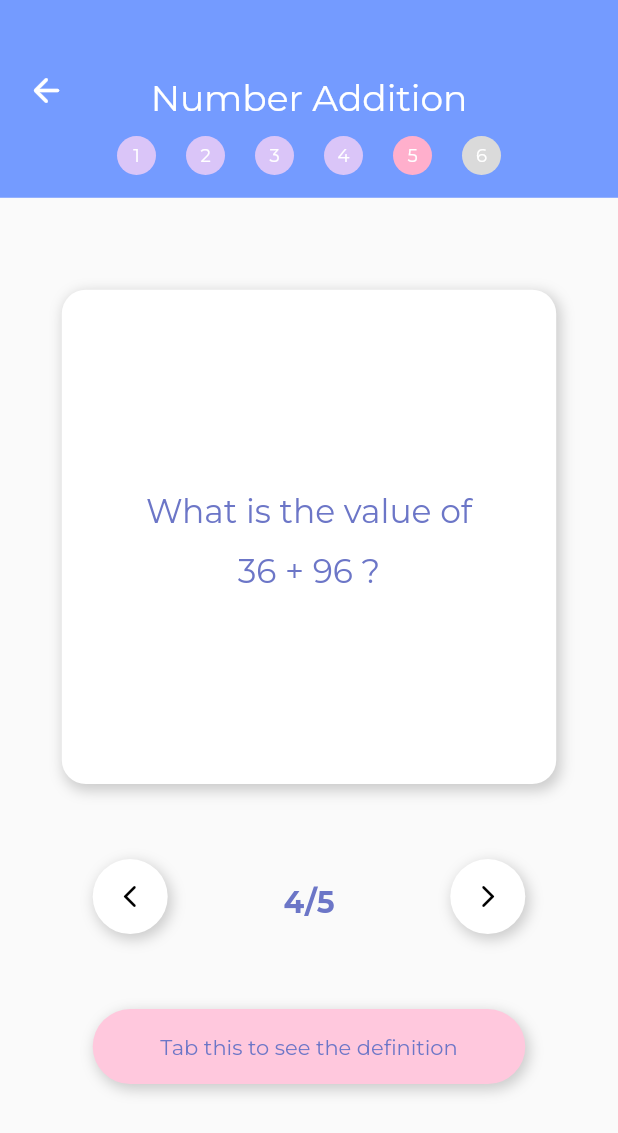
After one commit to JamesJamesJa/rememable, a Flutter app: the PlayFlashcard screen opened directly, on a phone screen of 412 x 824 dp. The commit adds this screen. Shown: the top 1133 px of the screen. Run offline on Flutter 3.47's test engine with Material 2 defaults, Android fonts, the phone set to English and light mode, and no system bars; our stand-ins replace google_fonts.

Commit message:
[ADD] Nav Bar on Play Flashcard Page :hammer:

```diff
--- a/lib/screens/flashcard-details.dart
+++ b/lib/screens/flashcard-details.dart
@@ -1,5 +1,6 @@
 import 'package:flutter/material.dart';
 import 'package:google_fonts/google_fonts.dart';
+import 'package:rememable/screens/play-flashcard.dart';
 // import 'package:kelena/models/user.dart';
 // import 'package:kelena/providers/student.dart';
 // import 'package:kelena/screens/firstCome.dart';
@@ -309,8 +310,10 @@ class _FlashcardDetailsState extends State<FlashcardDetails> {
                             )),
                           ),
                           onTap: () {
-                            // Navigator.pushReplacement(context,
-                            //     MaterialPageRoute(builder: (context) => PreHome()));
+                            Navigator.push(
+                                context,
+                                MaterialPageRoute(
+                                    builder: (context) => PlayFlashcard()));
                           },
                         ),
                         GestureDetector(
--- /dev/null
+++ b/lib/screens/play-flashcard.dart
@@ -0,0 +1,358 @@
+import 'package:flutter/material.dart';
+import 'package:google_fonts/google_fonts.dart';
+// import 'package:kelena/models/user.dart';
+// import 'package:kelena/providers/student.dart';
+// import 'package:kelena/screens/firstCome.dart';
+// import 'package:kelena/screens/instructorTime.dart';
+// import 'package:kelena/widgets/student/dialogAddSchedule.dart';
+// import 'package:provider/provider.dart';
+
+class PlayFlashcard extends StatefulWidget {
+  // final User teacher;
+  // final String id, name, classNow;
+  // final bool fav;
+  // final int index;
+  // final int selectedTabIndex;
+  // final Function changeIndex;
+  const PlayFlashcard({
+    Key key,
+    // this.teacher,
+    // this.id,
+    // this.name,
+    // this.classNow,
+    // this.fav,
+    // this.index,
+    // this.selectedTabIndex,
+    // this.changeIndex,
+  }) : super(key: key);
+  @override
+  _PlayFlashcardState createState() => _PlayFlashcardState();
+}
+
+class _PlayFlashcardState extends State<PlayFlashcard> {
+  Widget build(BuildContext context) {
+    int flashcardLength = 6;
+    // int flashcardLength = 20;
+    return Scaffold(
+      body: Container(
+        height: MediaQuery.of(context).size.height,
+        color: Color(0xFFFAFAFA),
+        child: Column(
+          children: [
+            Container(
+              height: MediaQuery.of(context).size.height * 0.16,
+              width: MediaQuery.of(context).size.width,
+              color: Color(0xFF749BFF),
+              child: Column(
+                children: [
+                  Row(
+                    // mainAxisAlignment: MainAxisAlignment.spaceAround,
+                    children: [
+                      Container(
+                        height: MediaQuery.of(context).size.height * 0.11,
+                        width: MediaQuery.of(context).size.width * 0.15,
+                        padding: EdgeInsets.only(top: 30.0, left: 0.0),
+                        child: IconButton(
+                            icon: Icon(
+                              Icons.arrow_back_rounded,
+                              size: 26,
+                              color: Colors.white,
+                            ),
+                            onPressed: () {
+                              Navigator.pop(context);
+                            }),
+                      ),
+                      Container(
+                        width: MediaQuery.of(context).size.width * 0.7,
+                        padding: EdgeInsets.only(top: 40),
+                        child: Center(
+                          child: Text(
+                            'Number Addition',
+                            style: GoogleFonts.montserrat(
+                              textStyle: TextStyle(
+                                  color: Colors.white,
+                                  fontSize: 24.0,
+                                  fontWeight: FontWeight.w400),
+                            ),
+                          ),
+                        ),
+                      ),
+                    ],
+                  ),
+                  Container(
+                    // width: MediaQuery.of(context).size.width,
+                    width: flashcardLength < 10
+                        ? (flashcardLength * 20 + flashcardLength * 26) + 0.0
+                        : MediaQuery.of(context).size.width,
+                    height: 26,
+                    child: ListView.builder(
+                      // shrinkWrap: true,
+                      // addSemanticIndexes: false,
+                      scrollDirection: Axis.horizontal,
+                      itemCount: flashcardLength,
+                      itemBuilder: (BuildContext context, int index) =>
+                          Container(
+                        width: 26,
+                        height: 26,
+                        margin: EdgeInsets.only(left: 10, right: 10),
+                        decoration: BoxDecoration(
+                          color: index == 4
+                              ? Color(0xffFFAFCC)
+                              : index > 4
+                                  ? Color(0xffDADADA)
+                                  : Color(0xffDAC5F8),
+                          borderRadius: BorderRadius.circular(100),
+                        ),
+                        child: Center(
+                            child: Text(
+                          (index + 1).toString(),
+                          style: GoogleFonts.montserrat(
+                            textStyle: TextStyle(
+                                color: Colors.white,
+                                fontSize: 12.0,
+                                fontWeight: FontWeight.w400),
+                          ),
+                        )),
+                      ),
+                    ),
+                  ),
+                ],
+              ),
+            ),
+            Container(
+              height: MediaQuery.of(context).size.height * 0.84,
+              // padding: EdgeInsets.only(top: 10),
+              child: Column(
+                mainAxisAlignment: MainAxisAlignment.center,
+                children: [
+                  Container(
+                    // height: MediaQuery.of(context).size.height * 0.38,
+                    width: MediaQuery.of(context).size.width * 0.8,
+                    height: MediaQuery.of(context).size.width * 0.8,
+                    decoration: BoxDecoration(
+                      color: Colors.white,
+                      borderRadius: BorderRadius.circular(16),
+                      boxShadow: [
+                        BoxShadow(
+                          color: Colors.grey.withOpacity(0.5),
+                          spreadRadius: 1,
+                          blurRadius: 7,
+                          offset: Offset(2, 3),
+                        ),
+                      ],
+                    ),
+                    margin: EdgeInsets.only(top: 10),
+                    padding: EdgeInsets.only(
+                        left: 30, top: 34, bottom: 34, right: 30),
+                    child: Center(
+                      child: Container(
+                        // color: Colors.red,
+                        width: MediaQuery.of(context).size.width * 0.6,
+                        child: Text(
+                          'What is the value of\n36 + 96 ?',
+                          textAlign: TextAlign.center,
+                          style: GoogleFonts.montserrat(
+                            textStyle: TextStyle(
+                                color: Color(0xFF6C76C7),
+                                fontSize: 22.0,
+                                fontWeight: FontWeight.w400,
+                                height: 1.8),
+                          ),
+                        ),
+                      ),
+                    ),
+                  ),
+                  Container(
+                    width: MediaQuery.of(context).size.width * 0.7,
+                    margin: EdgeInsets.only(top: 50),
+                    child: Row(
+                      mainAxisAlignment: MainAxisAlignment.spaceBetween,
+                      children: [
+                        Container(
+                          height: 50,
+                          width: 50,
+                          decoration: BoxDecoration(
+                            color: Colors.white,
+                            borderRadius: BorderRadius.circular(100),
+                            boxShadow: [
+                              BoxShadow(
+                                color: Colors.grey.withOpacity(0.5),
+                                spreadRadius: 1,
+                                blurRadius: 7,
+                                offset: Offset(2, 3),
+                              ),
+                            ],
+                          ),
+                          child: Center(
+                            child: IconButton(
+                                icon: Icon(
+                                  Icons.arrow_back_ios_rounded,
+                                  size: 18,
+                                  color: Colors.black,
+                                ),
+                                onPressed: () {
+                                  // Navigator.pop(context);
+                                }),
+                          ),
+                        ),
+                        Text(
+                          '4/5',
+                          textAlign: TextAlign.center,
+                          style: GoogleFonts.montserrat(
+                            textStyle: TextStyle(
+                                color: Color(0xFF6C76C7),
+                                fontSize: 20.0,
+                                fontWeight: FontWeight.w700,
+                                height: 1.8),
+                          ),
+                        ),
+                        Container(
+                          height: 50,
+                          width: 50,
+                          decoration: BoxDecoration(
+                            color: Colors.white,
+                            borderRadius: BorderRadius.circular(100),
+                            boxShadow: [
+                              BoxShadow(
+                                color: Colors.grey.withOpacity(0.5),
+                                spreadRadius: 1,
+                                blurRadius: 7,
+                                offset: Offset(2, 3),
+                              ),
+                            ],
+                          ),
+                          child: Center(
+                            child: IconButton(
+                                icon: Icon(
+                                  Icons.arrow_forward_ios_rounded,
+                                  size: 18,
+                                  color: Colors.black,
+                                ),
+                                onPressed: () {
+                                  // Navigator.pop(context);
+                                }),
+                          ),
+                        ),
+                      ],
+                    ),
+                  ),
+                  // Row(
+                  //   mainAxisAlignment: MainAxisAlignment.spaceBetween,
+                  //   children: [
+                  //     GestureDetector(
+                  //       child: Container(
+                  //         alignment: Alignment.center,
+                  //         width: MediaQuery.of(context).size.width * 0.38,
+                  //         height: 44,
+                  //         margin: EdgeInsets.only(
+                  //             left: MediaQuery.of(context).size.width * 0.1,
+                  //             top: 50),
+                  //         decoration: BoxDecoration(
+                  //           color: Color(0xFFB0C4F7),
+                  //           borderRadius: BorderRadius.circular(10),
+                  //           boxShadow: [
+                  //             BoxShadow(
+                  //               color: Colors.grey.withOpacity(0.5),
+                  //               spreadRadius: 2,
+                  //               blurRadius: 7,
+                  //               offset: Offset(2, 3),
+                  //             ),
+                  //           ],
+                  //         ),
+                  //         child: Container(
+                  //             // padding: EdgeInsets.only(left: 0, right: 10),
+                  //             child: Text(
+                  //           'Play flashcard',
+                  //           style: GoogleFonts.montserrat(
+                  //             textStyle: TextStyle(
+                  //               fontSize: 14,
+                  //               color: Colors.white,
+                  //               fontWeight: FontWeight.w400,
+                  //             ),
+                  //           ),
+                  //         )),
+                  //       ),
+                  //       onTap: () {
+                  //         // Navigator.pushReplacement(context,
+                  //         //     MaterialPageRoute(builder: (context) => PreHome()));
+                  //       },
+                  //     ),
+                  //     GestureDetector(
+                  //       child: Container(
+                  //         alignment: Alignment.center,
+                  //         width: MediaQuery.of(context).size.width * 0.38,
+                  //         height: 44,
+                  //         margin: EdgeInsets.only(
+                  //             right: MediaQuery.of(context).size.width * 0.1,
+                  //             top: 50),
+                  //         decoration: BoxDecoration(
+                  //           color: Color(0xFFDAC5F8),
+                  //           borderRadius: BorderRadius.circular(10),
+                  //           boxShadow: [
+                  //             BoxShadow(
+                  //               color: Colors.grey.withOpacity(0.5),
+                  //               spreadRadius: 2,
+                  //               blurRadius: 7,
+                  //               offset: Offset(2, 3),
+                  //             ),
+                  //           ],
+                  //         ),
+                  //         child: Container(
+                  //             // padding: EdgeInsets.only(left: 0, right: 10),
+                  //             child: Text(
+                  //           'Take the test',
+                  //           style: GoogleFonts.montserrat(
+                  //             textStyle: TextStyle(
+                  //               fontSize: 14,
+                  //               color: Colors.white,
+                  //               fontWeight: FontWeight.w400,
+                  //             ),
+                  //           ),
+                  //         )),
+                  //       ),
+                  //       onTap: () {
+                  //         // Navigator.pushReplacement(context,
+                  //         //     MaterialPageRoute(builder: (context) => PreHome()));
+                  //       },
+                  //     ),
+                  //   ],
+                  // ),
+                  Container(
+                    // height: MediaQuery.of(context).size.height * 0.38,
+                    width: MediaQuery.of(context).size.width * 0.7,
+                    height: 50,
+                    decoration: BoxDecoration(
+                      color: Color(0xffFFC8DD),
+                      borderRadius: BorderRadius.circular(100),
+                      boxShadow: [
+                        BoxShadow(
+                          color: Colors.grey.withOpacity(0.5),
+                          spreadRadius: 1,
+                          blurRadius: 7,
+                          offset: Offset(2, 3),
+                        ),
+                      ],
+                    ),
+                    margin: EdgeInsets.only(top: 50, bottom: 50),
+                    // padding: EdgeInsets.only(top: 10, bottom: 10),
+                    child: Center(
+                      child: Text(
+                        'Tab this to see the definition',
+                        style: GoogleFonts.montserrat(
+                          textStyle: TextStyle(
+                              color: Color(0xFF6C76C7),
+                              fontSize: 14.0,
+                              fontWeight: FontWeight.w400),
+                        ),
+                      ),
+                    ),
+                  ),
+                ],
+              ),
+            ),
+          ],
+        ),
+      ),
+    );
+  }
+}
```
